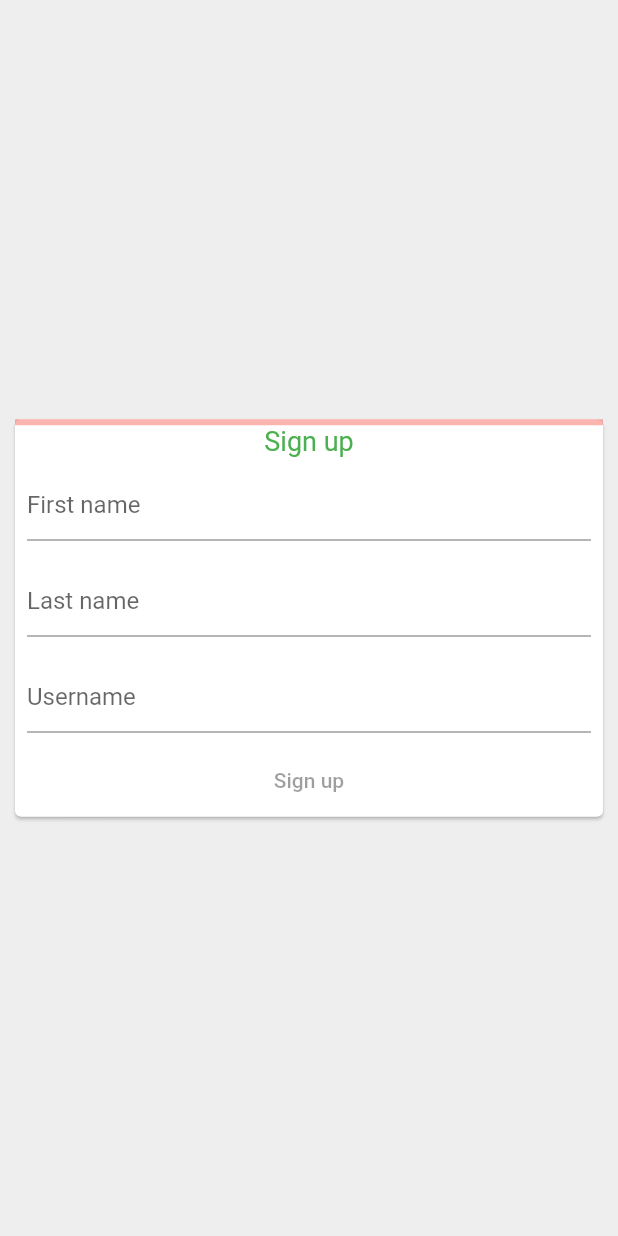
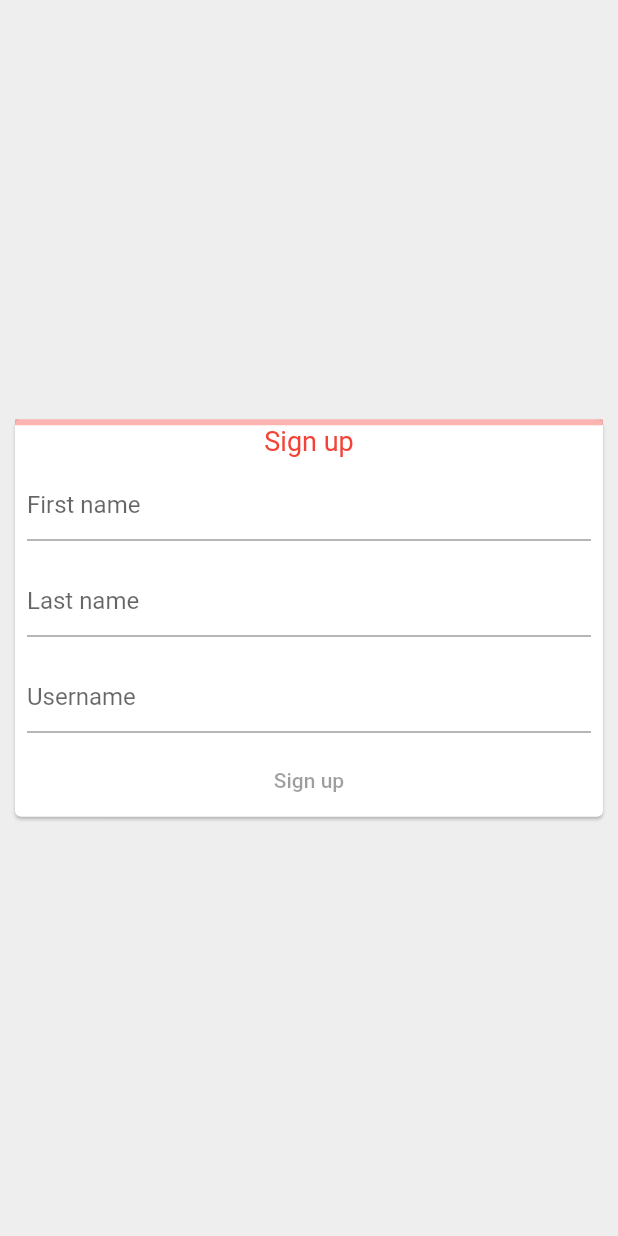
Before and after one commit to mohitkarnajawala/flutter-web-project, a Flutter app: the screen it shows after launch, on a phone screen of 412 x 824 dp. Run offline on Flutter 3.47's test engine with Material 2 defaults, Android fonts, the light colour scheme and no system bars.

Commit message:
change button color

```diff
--- a/lib/main.dart
+++ b/lib/main.dart
@@ -205,7 +205,7 @@ class _SignUpFormState extends State<SignUpForm> {
         mainAxisSize: MainAxisSize.min,
         children: [
           AnimatedProgressIndicator(value: _formProgress),
-          Text('Sign up', style: TextStyle(fontStyle: FontStyle.normal,fontSize: 18,color: Colors.green)),
+          Text('Sign up', style: TextStyle(fontStyle: FontStyle.normal,fontSize: 18,color: Colors.red)),
 
           Padding(
             padding: const EdgeInsets.all(8.0),
@@ -234,7 +234,7 @@ class _SignUpFormState extends State<SignUpForm> {
                 return states.contains(MaterialState.disabled) ? null : Colors.white;
               }),
               backgroundColor: MaterialStateProperty.resolveWith((Set<MaterialState> states) {
-                return states.contains(MaterialState.disabled) ? null : Colors.blue;
+                return states.contains(MaterialState.disabled) ? null : Colors.green;
               }),
             ),
             onPressed: _formProgress == 1 ? _showWelcomeScreen : null,
```
